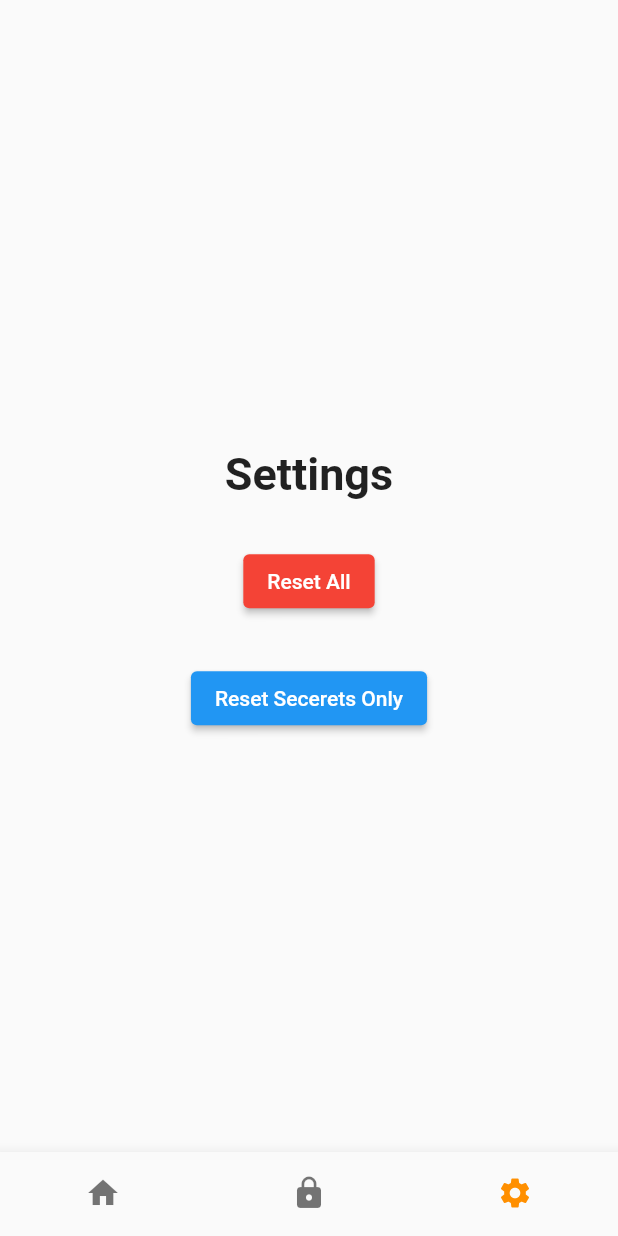
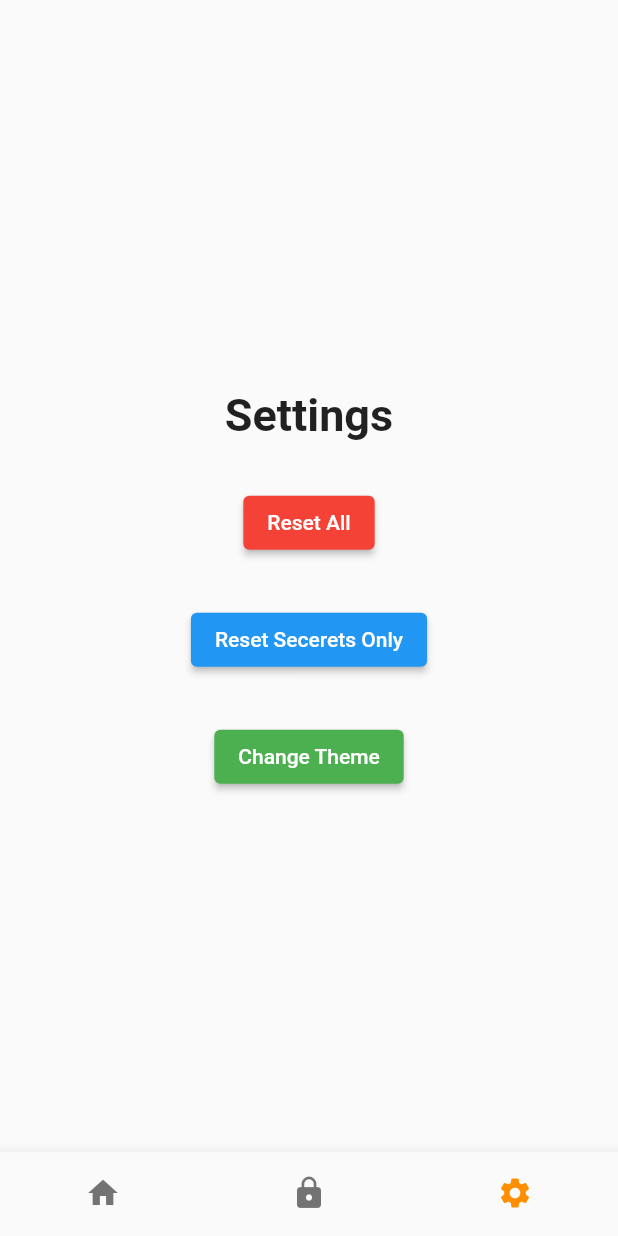
Before and after one commit to KidProf/ordinary-idle, a Flutter app: the screen it shows after launch, item 3 of the bottom bar chosen, on a phone screen of 412 x 824 dp. Run offline on Flutter 3.47's test engine with Material 2 defaults, Android fonts, the phone set to English and light mode, and no system bars; our stand-ins replace fluttertoast, hive, hive_flutter, tuple; missing offline and left inert: restart_app; accounts and stored records are empty.

Commit message:
added second theme

```diff
--- a/lib/MyApp.dart
+++ b/lib/MyApp.dart
@@ -52,7 +52,7 @@ class _MyStatefulWidgetState extends State<MyStatefulWidget> {
     Home(pSecrets, pMoney),
     SecretsPage(pSecrets),
     // Achievements(pSecrets),
-    Settings(pSecrets),
+    Settings(pSecrets,_onItemTapped),
   ];
   int _selectedIndex = 0;
   late FToast fToast;
--- a/lib/model/CurrentSecretV1.dart
+++ b/lib/model/CurrentSecretV1.dart
@@ -13,8 +13,8 @@ class CurrentSecretV1 {
   @HiveField(102)
   int progress;
 
-  @HiveField(103)
-  final int total;
+  @HiveField(203)
+  final num total;
 
   @HiveField(104)
   final int totalStages;
--- a/lib/model/Player.dart
+++ b/lib/model/Player.dart
@@ -2,3 +2,5 @@
 // double coins = 1.0;
 // double otherMultiplier = 0.0;
 // List<int> completedSecrets = [];
+// int currentTheme = 1;
+// List<int> unlockedThemes = [1];
--- a/lib/pages/SecretsPage.dart
+++ b/lib/pages/SecretsPage.dart
@@ -31,7 +31,7 @@ class SecretsPage extends StatelessWidget {
   List<Widget> _printSecrets(Secrets pSecrets, BuildContext context) {
     var ss = Secrets.secrets;
     //TODO: group them into different categories based on theme
-    return ss.map((Secret s) {
+    return ss.where((Secret s)=>s.type!="hidden").map((Secret s) {
       bool completed = pSecrets.secretCompleted(s.id);
       Color color = completed ? Colors.black : Colors.black38;
       return GestureDetector(
--- a/lib/pages/settings.dart
+++ b/lib/pages/settings.dart
@@ -7,7 +7,8 @@ import 'package:restart_app/restart_app.dart';
 
 class Settings extends StatelessWidget {
   final Secrets pSecrets;
-  const Settings(this.pSecrets, {Key? key}) : super(key: key);
+  final Function(int,BuildContext) onItemTapped;
+  const Settings(this.pSecrets, this.onItemTapped, {Key? key}) : super(key: key);
 
   static const TextStyle titleStyle = TextStyle(fontSize: 30, fontWeight: FontWeight.bold);
 
@@ -28,29 +29,24 @@ class Settings extends StatelessWidget {
               backgroundColor: MaterialStateProperty.all<Color>(Colors.red),
             ),
             onPressed: () async {
-              //Delete Hive
-              // Hive.deleteFromDisk();
-              await Hive.box('player').clear();
-              await Hive.box('currentSecrets').clear();
-              await Hive.box('purchases').clear();
-              //Initialize Hive
-              await Hive.openBox('player');
-              await Hive.openBox('currentSecrets');
-              await Hive.openBox('purchases');
-              RestartWidget.restartApp(context);
+              await _resetAll(context);
             },
             child: Text("Reset All"),
           ),
           ElevatedButton(
             onPressed: () async {
-              //Delete Hive storage related to secrets
-              await Hive.box('player').put("completedSecrets", <int>[]);
-              await Hive.box('currentSecrets').clear();
-              //Initialize deleted boxes
-              await Hive.openBox('currentSecrets');
-              RestartWidget.restartApp(context);
+              await _resetSecretsOnly(context);
             },
             child: Text("Reset Secerets Only"),
+          ),
+          ElevatedButton(
+            style: ButtonStyle(
+              backgroundColor: MaterialStateProperty.all<Color>(Colors.green),
+            ),
+            onPressed: () async {
+              await _changeTheme(context);
+            },
+            child: Text("Change Theme"),
           ),
         ],
         spacing: 30,
@@ -62,4 +58,40 @@ class Settings extends StatelessWidget {
       ),
     );
   }
+
+  Future<void> _resetAll(BuildContext context) async {
+    //Delete Hive
+    await Hive.box('player').clear();
+    await Hive.box('currentSecrets').clear();
+    await Hive.box('purchases').clear();
+    //Initialize Hive
+    await Hive.openBox('player');
+    await Hive.openBox('currentSecrets');
+    await Hive.openBox('purchases');
+    RestartWidget.restartApp(context);
+  }
+
+  Future<void> _resetSecretsOnly(BuildContext context) async {
+    //Delete Hive storage related to secrets
+    await Hive.box('player').put("completedSecrets", <int>[]);
+    await Hive.box('player').put("currentTheme", 1);
+    await Hive.box('player').put("unlockedThemes", <int>[1]);
+    await Hive.box('currentSecrets').clear();
+    //Initialize deleted boxes
+    await Hive.openBox('currentSecrets');
+
+  }
+
+  Future<void> _changeTheme(BuildContext context) async {
+    final numberOfThemes = 2; //TODO: change when number of themes increases
+    var player = Hive.box('player');
+    await player.put("unlockedThemes", <int>[1,2]); //TODO: temp, so that all themes are unlocked without constraints
+
+    var currentTheme = player.get("currentTheme",defaultValue: 1);
+    var unlockedThemes = player.get("unlockedThemes",defaultValue: <int>[1]);
+    var newTheme = unlockedThemes[(unlockedThemes.indexOf(currentTheme)+1)%unlockedThemes.length]; //cycle to the next theme
+    player.put('currentTheme',newTheme);
+    RestartWidget.restartApp(context);
+    onItemTapped(0,context); //switch to home page
+  }
 }
--- /dev/null
+++ b/lib/util/Background.dart
@@ -0,0 +1,5 @@
+import 'package:flutter/material.dart';
+
+abstract class Background{
+  void onBackgroundTapDown(TapDownDetails details);
+}
--- a/lib/util/Money.dart
+++ b/lib/util/Money.dart
@@ -168,4 +168,8 @@ class Money extends Shops {
       }
     }
   }
+
+  int getCurrentTheme(){
+    return player.get("currentTheme",defaultValue: 1);
+  }
 }
--- a/lib/util/Secrets.dart
+++ b/lib/util/Secrets.dart
@@ -11,6 +11,7 @@ class Secrets {
   late Box player;
   late Box currentSecrets;
   late List<int> completedSecrets;
+  late List<int> unlockedThemes;
   late Function updateSecretsMultiplier;
   late FToast fToast;
   Map<int, CurrentVolatileSecret> currentVolatileSecrets = {};
@@ -19,6 +20,7 @@ class Secrets {
     player = Hive.box("player");
     currentSecrets = Hive.box("currentSecrets");
     completedSecrets = player.get("completedSecrets", defaultValue: <int>[]);
+    unlockedThemes = player.get("unlockedThemes", defaultValue: <int>[1]);
   }
 
   //TODO: Gen from CSV
@@ -32,6 +34,7 @@ class Secrets {
         title: "Welcome",
         description:
             "Tapping the secret button 15 times.\n\nCongratulations on discovering your first secret. I would say this is the most important secret, as it unlocks the secrets page and your ability to find other secrets.",
+        theme: 0,
         reward: 1.0,
         progressComponent: [
           {
@@ -49,6 +52,7 @@ class Secrets {
       title: "More space to tap",
       description:
           "Tapping outside the cookie but inside the canvas 10 times.\n\nAs the cookie will move around and even change in size, I think making taps outside the cookie count is a good idea.",
+      theme: 1,
       reward: 0.5,
       progressComponent: [
         {
@@ -64,6 +68,7 @@ class Secrets {
       prerequisites: [1],
       title: "Where did it go?",
       description: "Swipe the cookie up until it disappears from the screen.",
+      theme: 1,
       reward: 1.0,
       progressComponent: [
         {
@@ -78,6 +83,38 @@ class Secrets {
       prerequisites: [1, 3],
       title: "Diode",
       description: "Rotate the cookie anticlockwise for 4 cycles.",
+      theme: 1,
+      reward: 1.0,
+      progressComponent: [
+        {
+          "total": 1,
+          "volatile": true,
+        },
+      ],
+    ),
+    Secret(
+      id: 9999,
+      exid: "2.0",
+      prerequisites: [],
+      title: "Number of taps",
+      description: "",
+      theme: 2,
+      reward: 0.0,
+      type: "hidden",
+      progressComponent: [
+        {
+          "total": double.infinity, //never completed
+          "volatile": false,
+        },
+      ],
+    ),
+    Secret(
+      id: 5,
+      exid: "2.1",
+      prerequisites: [1],
+      title: "96966696966969699999666",
+      description: "Invert the phone when the tap count only contains 6s and 9s.",
+      theme: 2,
       reward: 1.0,
       progressComponent: [
         {
@@ -102,6 +139,11 @@ class Secrets {
 
   bool prerequisiteMet(int id) {
     final s = getSecretById(id);
+
+    // print(unlockedThemes);
+    //if theme is 0, can be accessed anywhere
+    if(s.theme!=0 && !unlockedThemes.contains(s.theme)) return false;
+
     for (var prerequisite in s.prerequisites) {
       if (!secretCompleted(prerequisite)) return false;
     }
@@ -211,18 +253,22 @@ class Secret {
   final int id; //cannot be changed once initialized, or else will have problems during updates
   final String exid; //can be changed to suit context later
   final List<int> prerequisites;
+  final int theme;
   final String title;
   final String description;
   final double reward;
   final List<Map> progressComponent;
+  final String type;
 
   Secret({
     required this.id,
     required this.exid,
     required this.title,
     required this.prerequisites,
+    required this.theme,
     required this.description,
     required this.reward,
     required this.progressComponent,
+    this.type = "normal",
   });
 }
```
Also changed, not shown: lib/model/PurchaseV1.dart (+0 -18 lines), lib/pages/home.dart (+10 -1 lines), lib/partials/1cookie/CookieBackground.dart (+7 -5 lines), lib/partials/2tapcount/TapCountBackground.dart (added, +45 -0 lines), lib/model/CurrentSecretV1.g.dart, lib/model/PurchaseV1.g.dart (deleted).
